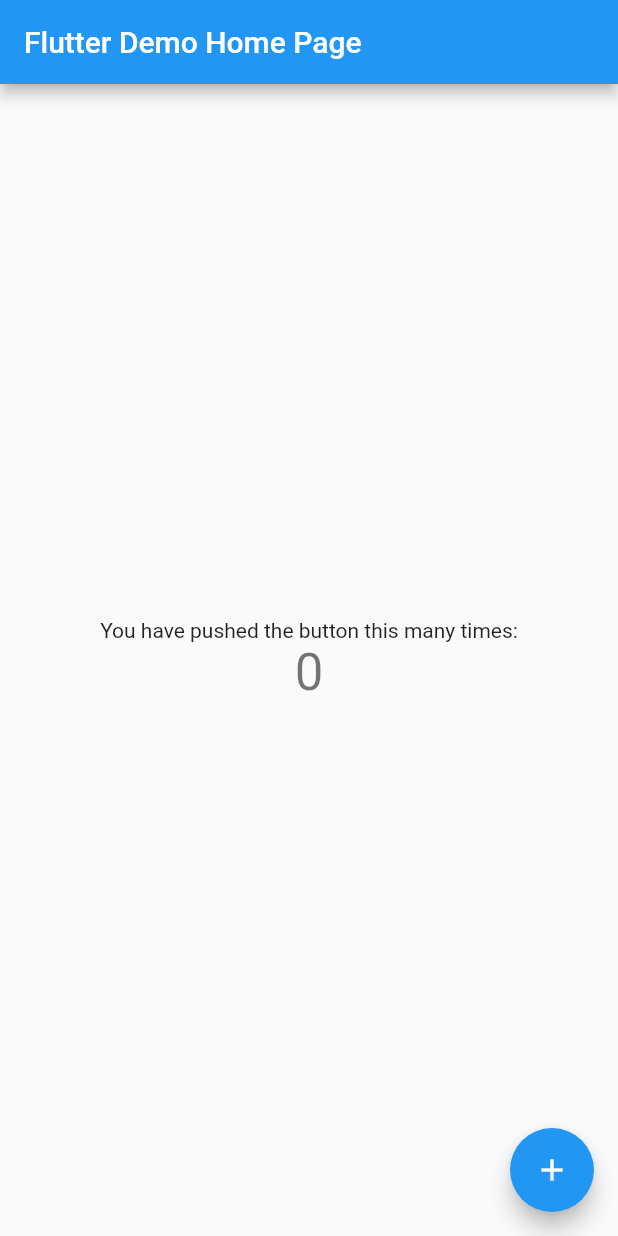
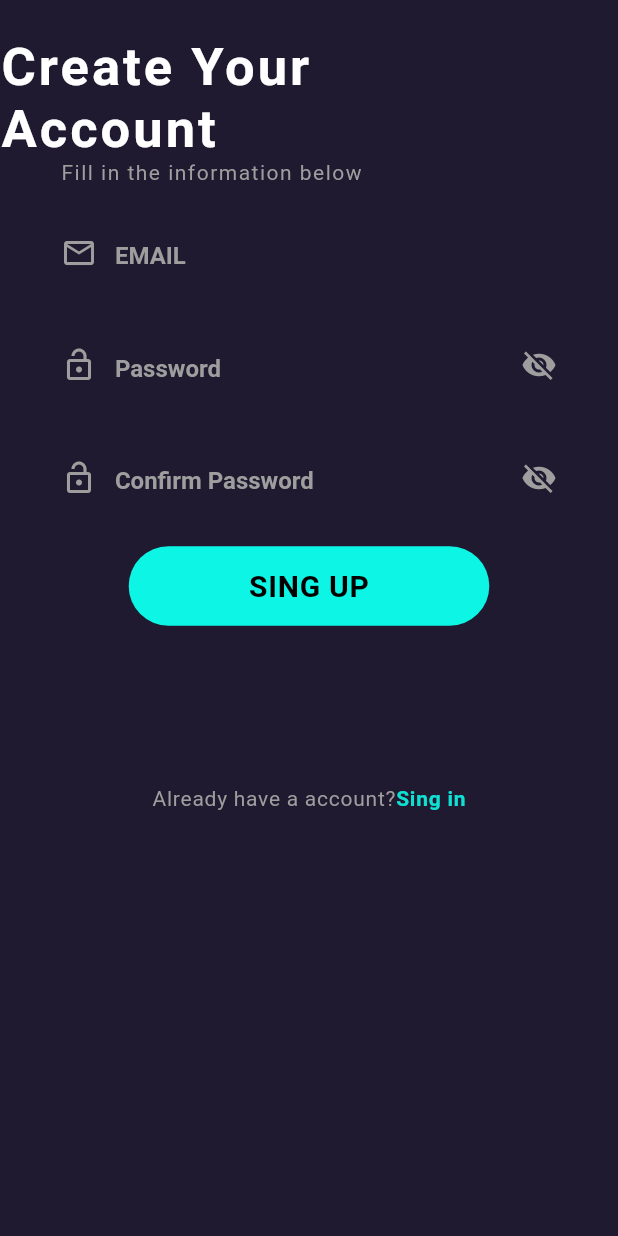
Before and after one commit to RahatIbnRafiq/walk_with_me, a Flutter app: the screen it shows after launch, on a phone screen of 412 x 824 dp. Run offline on Flutter 3.47's test engine with Material 2 defaults, Android fonts, the phone set to English and light mode, and no system bars; our stand-ins replace google_fonts, simple_animations, supercharged; Roboto replaces fonts that are missing (Heebo).

Commit message:
Signup page basic screen

```diff
--- a/walk_with_me/lib/main.dart
+++ b/walk_with_me/lib/main.dart
@@ -1,4 +1,5 @@
 import 'package:flutter/material.dart';
+import 'package:walk_with_me/screens/signup.dart';
 
 void main() {
   runApp(const MyApp());
@@ -11,105 +12,12 @@
   @override
   Widget build(BuildContext context) {
     return MaterialApp(
+      debugShowCheckedModeBanner: false,
       title: 'Flutter Demo',
       theme: ThemeData(
-        // This is the theme of your application.
-        //
-        // Try running your application with "flutter run". You'll see the
-        // application has a blue toolbar. Then, without quitting the app, try
-        // changing the primarySwatch below to Colors.green and then invoke
-        // "hot reload" (press "r" in the console where you ran "flutter run",
-        // or simply save your changes to "hot reload" in a Flutter IDE).
-        // Notice that the counter didn't reset back to zero; the application
-        // is not restarted.
         primarySwatch: Colors.blue,
       ),
-      home: const MyHomePage(title: 'Flutter Demo Home Page'),
+      home: const Signup(),
     );
   }
 }
-
-class MyHomePage extends StatefulWidget {
-  const MyHomePage({Key? key, required this.title}) : super(key: key);
-
-  // This widget is the home page of your application. It is stateful, meaning
-  // that it has a State object (defined below) that contains fields that affect
-  // how it looks.
-
-  // This class is the configuration for the state. It holds the values (in this
-  // case the title) provided by the parent (in this case the App widget) and
-  // used by the build method of the State. Fields in a Widget subclass are
-  // always marked "final".
-
-  final String title;
-
-  @override
-  State<MyHomePage> createState() => _MyHomePageState();
-}
-
-class _MyHomePageState extends State<MyHomePage> {
-  int _counter = 0;
-
-  void _incrementCounter() {
-    setState(() {
-      // This call to setState tells the Flutter framework that something has
-      // changed in this State, which causes it to rerun the build method below
-      // so that the display can reflect the updated values. If we changed
-      // _counter without calling setState(), then the build method would not be
-      // called again, and so nothing would appear to happen.
-      _counter++;
-    });
-  }
-
-  @override
-  Widget build(BuildContext context) {
-    // This method is rerun every time setState is called, for instance as done
-    // by the _incrementCounter method above.
-    //
-    // The Flutter framework has been optimized to make rerunning build methods
-    // fast, so that you can just rebuild anything that needs updating rather
-    // than having to individually change instances of widgets.
-    return Scaffold(
-      appBar: AppBar(
-        // Here we take the value from the MyHomePage object that was created by
-        // the App.build method, and use it to set our appbar title.
-        title: Text(widget.title),
-      ),
-      body: Center(
-        // Center is a layout widget. It takes a single child and positions it
-        // in the middle of the parent.
-        child: Column(
-          // Column is also a layout widget. It takes a list of children and
-          // arranges them vertically. By default, it sizes itself to fit its
-          // children horizontally, and tries to be as tall as its parent.
-          //
-          // Invoke "debug painting" (press "p" in the console, choose the
-          // "Toggle Debug Paint" action from the Flutter Inspector in Android
-          // Studio, or the "Toggle Debug Paint" command in Visual Studio Code)
-          // to see the wireframe for each widget.
-          //
-          // Column has various properties to control how it sizes itself and
-          // how it positions its children. Here we use mainAxisAlignment to
-          // center the children vertically; the main axis here is the vertical
-          // axis because Columns are vertical (the cross axis would be
-          // horizontal).
-          mainAxisAlignment: MainAxisAlignment.center,
-          children: <Widget>[
-            const Text(
-              'You have pushed the button this many times:',
-            ),
-            Text(
-              '$_counter',
-              style: Theme.of(context).textTheme.headline4,
-            ),
-          ],
-        ),
-      ),
-      floatingActionButton: FloatingActionButton(
-        onPressed: _incrementCounter,
-        tooltip: 'Increment',
-        child: const Icon(Icons.add),
-      ), // This trailing comma makes auto-formatting nicer for build methods.
-    );
-  }
-}
--- /dev/null
+++ b/walk_with_me/lib/screens/signup.dart
@@ -0,0 +1,281 @@
+import 'package:flutter/material.dart';
+import 'package:google_fonts/google_fonts.dart';
+
+import '../animation/fadeanimation.dart';
+
+enum RegistrationInformation {
+  username,
+  email,
+  password,
+  confirmpassword,
+}
+
+class Signup extends StatefulWidget {
+  const Signup({Key? key}) : super(key: key);
+
+  @override
+  _SignupState createState() => _SignupState();
+}
+
+class _SignupState extends State<Signup> {
+  Color enabled = const Color(0xFF827F8A);
+  Color enabledtxt = Colors.white;
+  Color deaible = Colors.grey;
+  Color backgroundColor = const Color(0xFF1F1A30);
+  bool ispasswordev = true;
+  RegistrationInformation? selected;
+
+  @override
+  Widget build(BuildContext context) {
+    var we = MediaQuery.of(context).size.width;
+    var he = MediaQuery.of(context).size.height;
+    return Scaffold(
+      backgroundColor: const Color(0xFF1F1A30),
+      body: SingleChildScrollView(
+        child: SizedBox(
+          width: we,
+          height: he,
+          child: Column(
+            children: <Widget>[
+              SizedBox(
+                height: he * 0.03,
+              ),
+              Container(
+                margin: const EdgeInsets.only(right: 80.0),
+                child: Text(
+                  "Create Your Account",
+                  style: GoogleFonts.heebo(
+                      color: Colors.white,
+                      fontWeight: FontWeight.bold,
+                      fontSize: 35,
+                      letterSpacing: 2),
+                ),
+              ),
+              Container(
+                margin: const EdgeInsets.only(right: 130.0),
+                child: Text(
+                  "Fill in the information below",
+                  style:
+                      GoogleFonts.heebo(color: Colors.grey, letterSpacing: 1),
+                ),
+              ),
+              SizedBox(
+                height: he * 0.02,
+              ),
+              Container(
+                width: we * 0.9,
+                height: he * 0.071,
+                decoration: BoxDecoration(
+                  borderRadius: BorderRadius.circular(20.0),
+                  color: selected == RegistrationInformation.email
+                      ? enabled
+                      : backgroundColor,
+                ),
+                padding: const EdgeInsets.all(8.0),
+                child: TextField(
+                  onTap: () {
+                    setState(() {
+                      selected = RegistrationInformation.email;
+                    });
+                  },
+                  decoration: InputDecoration(
+                    enabledBorder: InputBorder.none,
+                    border: InputBorder.none,
+                    prefixIcon: Icon(
+                      Icons.email_outlined,
+                      color: selected == RegistrationInformation.email
+                          ? enabledtxt
+                          : deaible,
+                    ),
+                    hintText: 'EMAIL',
+                    hintStyle: TextStyle(
+                      color: selected == RegistrationInformation.email
+                          ? enabledtxt
+                          : deaible,
+                    ),
+                  ),
+                  style: TextStyle(
+                      color: selected == RegistrationInformation.email
+                          ? enabledtxt
+                          : deaible,
+                      fontWeight: FontWeight.bold),
+                ),
+              ),
+              SizedBox(
+                height: he * 0.02,
+              ),
+              Container(
+                width: we * 0.9,
+                height: he * 0.071,
+                decoration: BoxDecoration(
+                    borderRadius: BorderRadius.circular(20.0),
+                    color: selected == RegistrationInformation.password
+                        ? enabled
+                        : backgroundColor),
+                padding: const EdgeInsets.all(8.0),
+                child: TextField(
+                  onTap: () {
+                    setState(() {
+                      selected = RegistrationInformation.password;
+                    });
+                  },
+                  decoration: InputDecoration(
+                      enabledBorder: InputBorder.none,
+                      border: InputBorder.none,
+                      prefixIcon: Icon(
+                        Icons.lock_open_outlined,
+                        color: selected == RegistrationInformation.password
+                            ? enabledtxt
+                            : deaible,
+                      ),
+                      suffixIcon: IconButton(
+                        icon: ispasswordev
+                            ? Icon(
+                                Icons.visibility_off,
+                                color:
+                                    selected == RegistrationInformation.password
+                                        ? enabledtxt
+                                        : deaible,
+                              )
+                            : Icon(
+                                Icons.visibility,
+                                color:
+                                    selected == RegistrationInformation.password
+                                        ? enabledtxt
+                                        : deaible,
+                              ),
+                        onPressed: () =>
+                            setState(() => ispasswordev = !ispasswordev),
+                      ),
+                      hintText: 'Password',
+                      hintStyle: TextStyle(
+                          color: selected == RegistrationInformation.password
+                              ? enabledtxt
+                              : deaible)),
+                  obscureText: ispasswordev,
+                  style: TextStyle(
+                      color: selected == RegistrationInformation.password
+                          ? enabledtxt
+                          : deaible,
+                      fontWeight: FontWeight.bold),
+                ),
+              ),
+              SizedBox(
+                height: he * 0.02,
+              ),
+              Container(
+                width: we * 0.9,
+                height: he * 0.071,
+                decoration: BoxDecoration(
+                    borderRadius: BorderRadius.circular(20.0),
+                    color: selected == RegistrationInformation.confirmpassword
+                        ? enabled
+                        : backgroundColor),
+                padding: const EdgeInsets.all(8.0),
+                child: TextField(
+                  onTap: () {
+                    setState(() {
+                      selected = RegistrationInformation.confirmpassword;
+                    });
+                  },
+                  decoration: InputDecoration(
+                      enabledBorder: InputBorder.none,
+                      border: InputBorder.none,
+                      prefixIcon: Icon(
+                        Icons.lock_open_outlined,
+                        color:
+                            selected == RegistrationInformation.confirmpassword
+                                ? enabledtxt
+                                : deaible,
+                      ),
+                      suffixIcon: IconButton(
+                        icon: ispasswordev
+                            ? Icon(
+                                Icons.visibility_off,
+                                color: selected ==
+                                        RegistrationInformation.confirmpassword
+                                    ? enabledtxt
+                                    : deaible,
+                              )
+                            : Icon(
+                                Icons.visibility,
+                                color: selected ==
+                                        RegistrationInformation.confirmpassword
+                                    ? enabledtxt
+                                    : deaible,
+                              ),
+                        onPressed: () =>
+                            setState(() => ispasswordev = !ispasswordev),
+                      ),
+                      hintText: 'Confirm Password',
+                      hintStyle: TextStyle(
+                          color: selected ==
+                                  RegistrationInformation.confirmpassword
+                              ? enabledtxt
+                              : deaible)),
+                  obscureText: ispasswordev,
+                  style: TextStyle(
+                      color: selected == RegistrationInformation.confirmpassword
+                          ? enabledtxt
+                          : deaible,
+                      fontWeight: FontWeight.bold),
+                ),
+              ),
+              SizedBox(
+                height: he * 0.02,
+              ),
+              TextButton(
+                onPressed: () {},
+                child: Text(
+                  "SING UP",
+                  style: GoogleFonts.heebo(
+                    color: Colors.black,
+                    letterSpacing: 0.5,
+                    fontSize: 20.0,
+                    fontWeight: FontWeight.bold,
+                  ),
+                ),
+                style: TextButton.styleFrom(
+                  backgroundColor: const Color(0xFF0DF5E4),
+                  padding: const EdgeInsets.symmetric(
+                      vertical: 15.0, horizontal: 80),
+                  shape: RoundedRectangleBorder(
+                    borderRadius: BorderRadius.circular(30.0),
+                  ),
+                ),
+              ),
+              SizedBox(height: he * 0.13),
+              FadeAnimation(
+                delay: 1,
+                child: Row(
+                  mainAxisAlignment: MainAxisAlignment.center,
+                  children: [
+                    Text("Already have a account?",
+                        style: GoogleFonts.heebo(
+                          color: Colors.grey,
+                          letterSpacing: 0.5,
+                        )),
+                    GestureDetector(
+                      onTap: () {
+                        Navigator.of(context)
+                            .push(MaterialPageRoute(builder: (context) {
+                          return const Signup();
+                        }));
+                      },
+                      child: Text("Sing in",
+                          style: GoogleFonts.heebo(
+                            color: const Color(0xFF0DF5E4).withOpacity(0.9),
+                            fontWeight: FontWeight.bold,
+                            letterSpacing: 0.5,
+                          )),
+                    ),
+                  ],
+                ),
+              )
+            ],
+          ),
+        ),
+      ),
+    );
+  }
+}
--- a/walk_with_me/pubspec.yaml
+++ b/walk_with_me/pubspec.yaml
@@ -33,7 +33,7 @@
   google_fonts: ^3.0.0
   simple_animations: ^4.0.2
   supercharged: ^2.1.1
-  cached_network_image: ^3.2.1
+  cached_network_image: ^3.2.0
 
 dev_dependencies:
   flutter_lints: ^1.0.0
```
